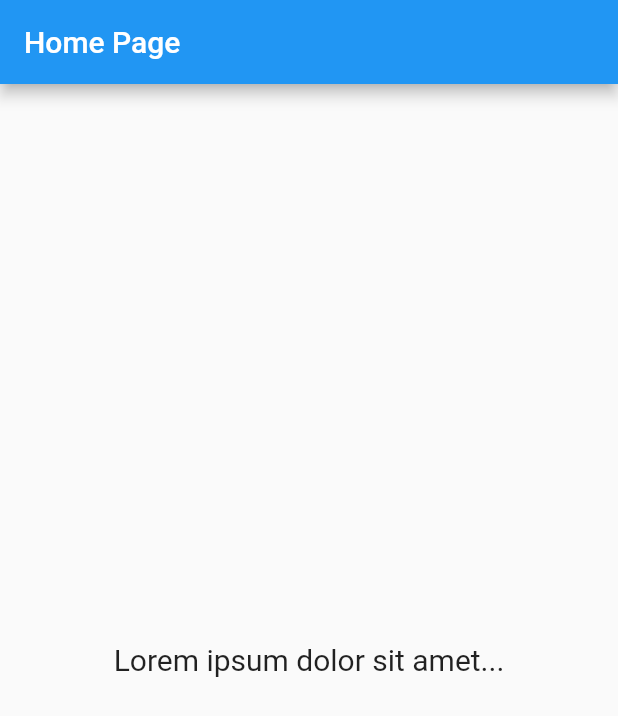
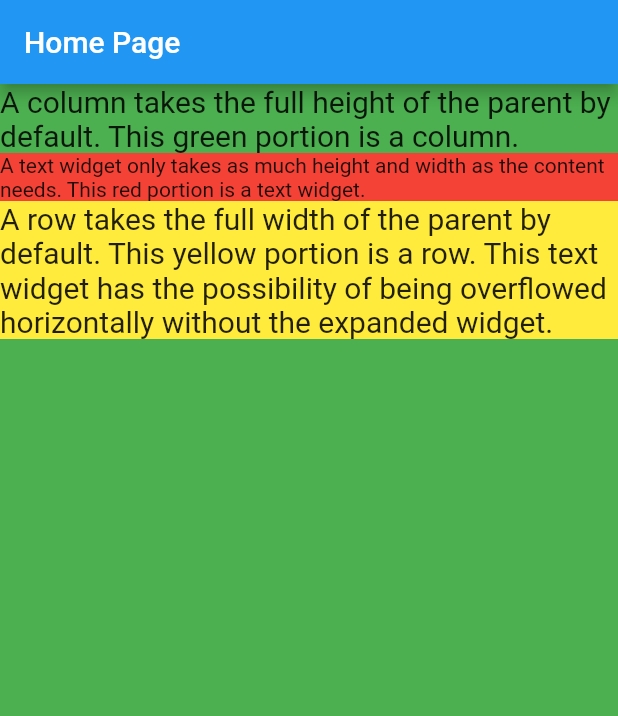
Before and after one commit to smjxpro/flutter_getx_rnd, a Flutter app: the screen it shows after launch, on a phone screen of 412 x 824 dp. Shown: the top 716 px of the screen. Run offline on Flutter 3.47's test engine with Material 2 defaults, Android fonts, the phone set to English and light mode, and no system bars; our stand-ins replace get.

Commit message:
layout rules of row, column and text

```diff
--- a/lib/app/presentation/pages/home_page.dart
+++ b/lib/app/presentation/pages/home_page.dart
@@ -9,11 +9,40 @@ class HomePage extends GetResponsiveView {
       ),
       body: Container(
         child: Center(
-          child: Text(
-            'Lorem ipsum dolor sit amet...',
-            style: TextStyle(
-              fontSize:
-                  screen.responsiveValue(mobile: 20, tablet: 30, desktop: 50),
+          child: Container(
+            color: Colors.green,
+            child: Column(
+              children: [
+                Text(
+                  'A column takes the full height of the parent by default. This green portion is a column.',
+                  style: TextStyle(
+                    fontSize: screen.responsiveValue(
+                        mobile: 20, tablet: 30, desktop: 50),
+                  ),
+                ),
+                Container(
+                  color: Colors.red,
+                  child: Text(
+                    'A text widget only takes as much height and width as the content needs. This red portion is a text widget.',
+                  ),
+                ),
+                Container(
+                  color: Colors.yellow,
+                  child: Row(
+                    children: [
+                      Expanded(
+                        child: Text(
+                          'A row takes the full width of the parent by default. This yellow portion is a row. This text widget has the possibility of being overflowed horizontally without the expanded widget.',
+                          style: TextStyle(
+                            fontSize: screen.responsiveValue(
+                                mobile: 20, tablet: 30, desktop: 50),
+                          ),
+                        ),
+                      ),
+                    ],
+                  ),
+                )
+              ],
             ),
           ),
         ),
```
